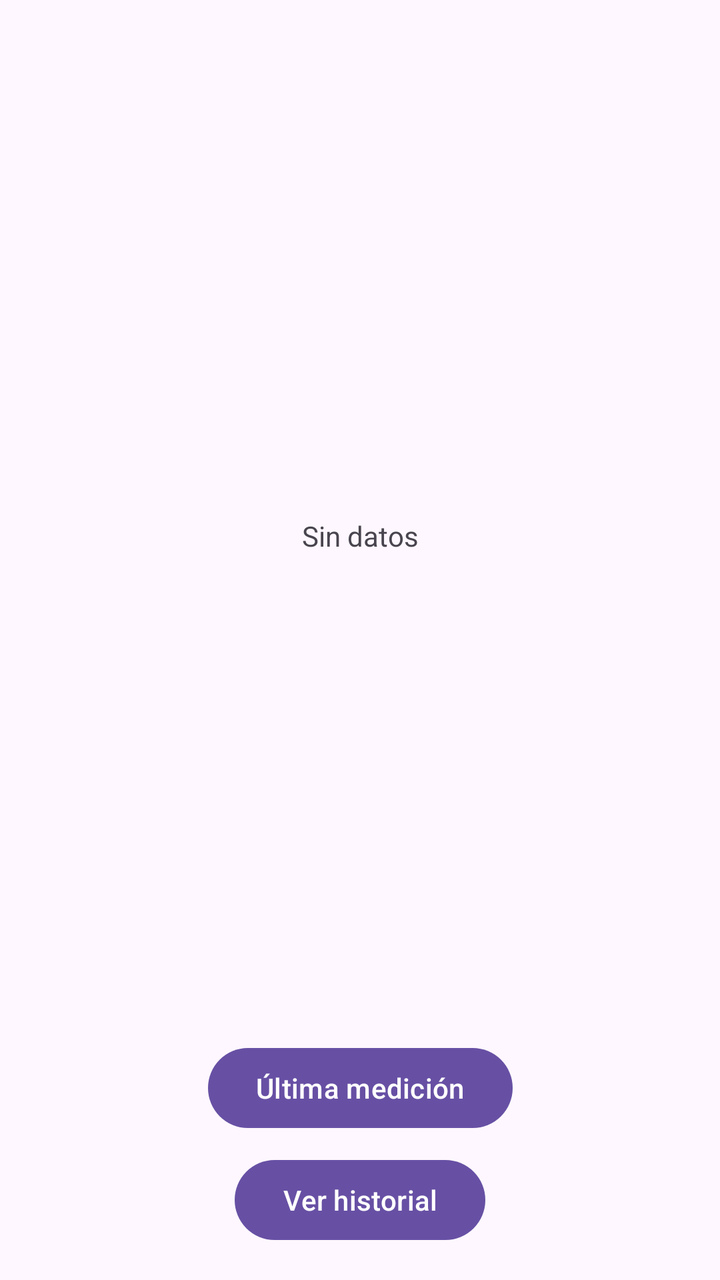
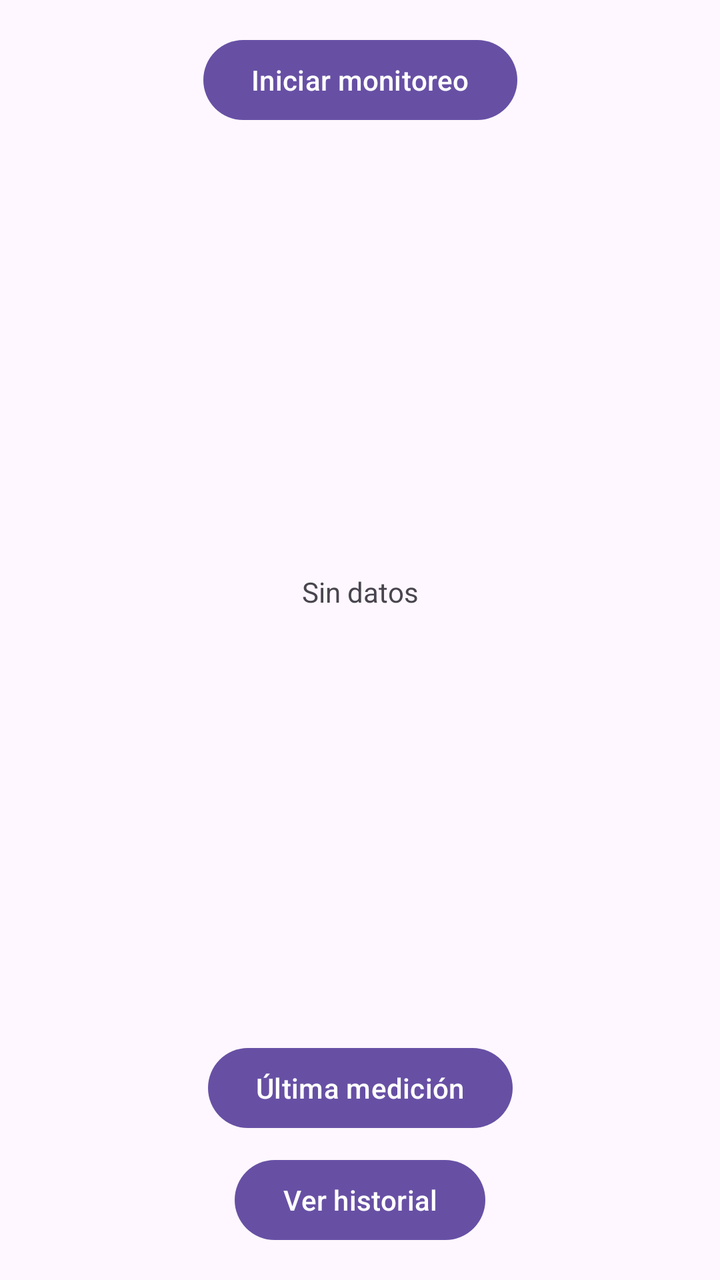

Before-and-after screenshots of an Android layout around one commit, followed by the original layout XML and the change that was made.
<!-- AndroidManifest.xml: application theme Theme.HealthMotion -->
<!-- res/layout/activity_main.xml -->
<?xml version="1.0" encoding="utf-8"?>
<androidx.constraintlayout.widget.ConstraintLayout
    xmlns:android="http://schemas.android.com/apk/res/android"
    xmlns:app="http://schemas.android.com/apk/res-auto"
    android:layout_width="match_parent"
    android:layout_height="match_parent"
    android:padding="16dp">

    <ScrollView
        android:id="@+id/historyScroll"
        android:layout_width="0dp"
        android:layout_height="0dp"
        android:fillViewport="true"
        app:layout_constraintTop_toTopOf="parent"
        app:layout_constraintBottom_toTopOf="@id/btnLastMeasurement"
        app:layout_constraintStart_toStartOf="parent"
        app:layout_constraintEnd_toEndOf="parent">

        <TextView
            android:id="@+id/txtMessage"
            android:layout_width="match_parent"
            android:layout_height="wrap_content"
            android:gravity="center"
            android:padding="8dp"
            android:text="Sin datos"
            android:textSize="14sp" />

    </ScrollView>

    <Button
        android:id="@+id/btnLastMeasurement"
        android:layout_width="wrap_content"
        android:layout_height="wrap_content"
        android:text="Última medición"
        android:layout_marginBottom="8dp"
        app:layout_constraintBottom_toTopOf="@id/btnHistory"
        app:layout_constraintStart_toStartOf="parent"
        app:layout_constraintEnd_toEndOf="parent" />

    <Button
        android:id="@+id/btnHistory"
        android:layout_width="wrap_content"
        android:layout_height="wrap_content"
        android:text="Ver historial"
        app:layout_constraintBottom_toBottomOf="parent"
        app:layout_constraintStart_toStartOf="parent"
        app:layout_constraintEnd_toEndOf="parent" />

</androidx.constraintlayout.widget.ConstraintLayout>
<!-- resources referenced by this layout -->
<resources>
  <style name="Theme.HealthMotion" parent="Base.Theme.HealthMotion" />
  <style name="Base.Theme.HealthMotion" parent="Theme.Material3.DayNight.NoActionBar">
          
          
      </style>
</resources>

<!-- the commit's change to res/layout/activity_main.xml (unified diff, before → after) -->
@@ -6,12 +6,22 @@
     android:layout_height="match_parent"
     android:padding="16dp">
 
+    <Button
+        android:id="@+id/btnRemoteMonitoring"
+        android:layout_width="wrap_content"
+        android:layout_height="wrap_content"
+        android:text="Iniciar monitoreo"
+        app:layout_constraintTop_toTopOf="parent"
+        app:layout_constraintStart_toStartOf="parent"
+        app:layout_constraintEnd_toEndOf="parent" />
+
     <ScrollView
         android:id="@+id/historyScroll"
         android:layout_width="0dp"
         android:layout_height="0dp"
         android:fillViewport="true"
-        app:layout_constraintTop_toTopOf="parent"
+        android:layout_marginTop="8dp"
+        app:layout_constraintTop_toBottomOf="@id/btnRemoteMonitoring"
         app:layout_constraintBottom_toTopOf="@id/btnLastMeasurement"
         app:layout_constraintStart_toStartOf="parent"
         app:layout_constraintEnd_toEndOf="parent">
